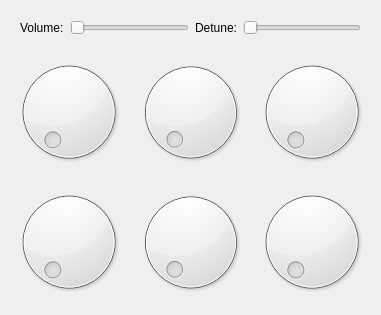
This is src/NewUI/voicewidgetexpanded.ui in saidinesh5/ZynAddSubFX as Qt 5 draws it before an edit. The edited form follows.
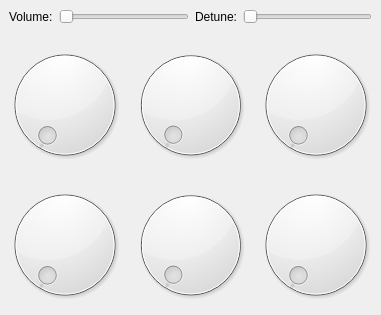
This is the edited form. Custom widgets are drawn as their Qt base class.

Commit message: removed the need for collapsed widget definitions

```diff
--- a/src/NewUI/voicewidgetexpanded.ui
+++ b/src/NewUI/voicewidgetexpanded.ui
@@ -10,80 +10,17 @@
     <height>315</height>
    </rect>
   </property>
-  <property name="minimumSize">
-   <size>
-    <width>381</width>
-    <height>315</height>
-   </size>
-  </property>
   <property name="windowTitle">
    <string>Form</string>
   </property>
-  <layout class="QGridLayout" name="gridLayout">
-   <item row="4" column="2">
-    <widget class="Dial" name="dial_3">
-     <property name="sizePolicy">
-      <sizepolicy hsizetype="Preferred" vsizetype="Preferred">
-       <horstretch>0</horstretch>
-       <verstretch>0</verstretch>
-      </sizepolicy>
-     </property>
-    </widget>
-   </item>
-   <item row="5" column="2">
-    <widget class="Dial" name="dial_4">
-     <property name="sizePolicy">
-      <sizepolicy hsizetype="Preferred" vsizetype="Preferred">
-       <horstretch>0</horstretch>
-       <verstretch>0</verstretch>
-      </sizepolicy>
-     </property>
-    </widget>
-   </item>
-   <item row="4" column="0">
-    <widget class="Dial" name="dial">
-     <property name="sizePolicy">
-      <sizepolicy hsizetype="Preferred" vsizetype="Preferred">
-       <horstretch>0</horstretch>
-       <verstretch>0</verstretch>
-      </sizepolicy>
-     </property>
-     <property name="controlId" stdset="0">
-      <string>Volume</string>
-     </property>
-    </widget>
-   </item>
-   <item row="5" column="0">
-    <widget class="Dial" name="dial_6">
-     <property name="sizePolicy">
-      <sizepolicy hsizetype="Preferred" vsizetype="Preferred">
-       <horstretch>0</horstretch>
-       <verstretch>0</verstretch>
-      </sizepolicy>
-     </property>
-    </widget>
-   </item>
-   <item row="4" column="1">
-    <widget class="Dial" name="dial_2">
-     <property name="sizePolicy">
-      <sizepolicy hsizetype="Preferred" vsizetype="Preferred">
-       <horstretch>0</horstretch>
-       <verstretch>0</verstretch>
-      </sizepolicy>
-     </property>
-    </widget>
-   </item>
-   <item row="5" column="1">
-    <widget class="Dial" name="dial_5">
-     <property name="sizePolicy">
-      <sizepolicy hsizetype="Preferred" vsizetype="Preferred">
-       <horstretch>0</horstretch>
-       <verstretch>0</verstretch>
-      </sizepolicy>
-     </property>
-    </widget>
-   </item>
-   <item row="0" column="0" colspan="3">
+  <layout class="QVBoxLayout" name="verticalLayout">
+   <property name="spacing">
+    <number>0</number>
+   </property>
+   <property name="margin">
+    <number>0</number>
+   </property>
+   <item>
     <widget class="QWidget" name="widget" native="true">
      <property name="sizePolicy">
       <sizepolicy hsizetype="Preferred" vsizetype="Maximum">
@@ -126,6 +63,93 @@
      </layout>
     </widget>
    </item>
+   <item>
+    <widget class="QWidget" name="widget_2" native="true">
+     <property name="showOnExpand" stdset="0">
+      <bool>true</bool>
+     </property>
+     <layout class="QGridLayout" name="gridLayout">
+      <property name="leftMargin">
+       <number>2</number>
+      </property>
+      <property name="topMargin">
+       <number>2</number>
+      </property>
+      <property name="rightMargin">
+       <number>2</number>
+      </property>
+      <property name="bottomMargin">
+       <number>0</number>
+      </property>
+      <property name="spacing">
+       <number>0</number>
+      </property>
+      <item row="0" column="0">
+       <widget class="Dial" name="dial">
+        <property name="sizePolicy">
+         <sizepolicy hsizetype="Preferred" vsizetype="Preferred">
+          <horstretch>0</horstretch>
+          <verstretch>0</verstretch>
+         </sizepolicy>
+        </property>
+        <property name="controlId" stdset="0">
+         <string>Volume</string>
+        </property>
+       </widget>
+      </item>
+      <item row="0" column="1">
+       <widget class="Dial" name="dial_2">
+        <property name="sizePolicy">
+         <sizepolicy hsizetype="Preferred" vsizetype="Preferred">
+          <horstretch>0</horstretch>
+          <verstretch>0</verstretch>
+         </sizepolicy>
+        </property>
+       </widget>
+      </item>
+      <item row="0" column="2">
+       <widget class="Dial" name="dial_3">
+        <property name="sizePolicy">
+         <sizepolicy hsizetype="Preferred" vsizetype="Preferred">
+          <horstretch>0</horstretch>
+          <verstretch>0</verstretch>
+         </sizepolicy>
+        </property>
+       </widget>
+      </item>
+      <item row="1" column="0">
+       <widget class="Dial" name="dial_6">
+        <property name="sizePolicy">
+         <sizepolicy hsizetype="Preferred" vsizetype="Preferred">
+          <horstretch>0</horstretch>
+          <verstretch>0</verstretch>
+         </sizepolicy>
+        </property>
+       </widget>
+      </item>
+      <item row="1" column="1">
+       <widget class="Dial" name="dial_5">
+        <property name="sizePolicy">
+         <sizepolicy hsizetype="Preferred" vsizetype="Preferred">
+          <horstretch>0</horstretch>
+          <verstretch>0</verstretch>
+         </sizepolicy>
+        </property>
+       </widget>
+      </item>
+      <item row="1" column="2">
+       <widget class="Dial" name="dial_4">
+        <property name="sizePolicy">
+         <sizepolicy hsizetype="Preferred" vsizetype="Preferred">
+          <horstretch>0</horstretch>
+          <verstretch>0</verstretch>
+         </sizepolicy>
+        </property>
+       </widget>
+      </item>
+     </layout>
+    </widget>
+   </item>
   </layout>
  </widget>
  <customwidgets>
```
Left out of the diff: 2 changed lines with no effect on the pictures. The commit also changes 7 other files.
